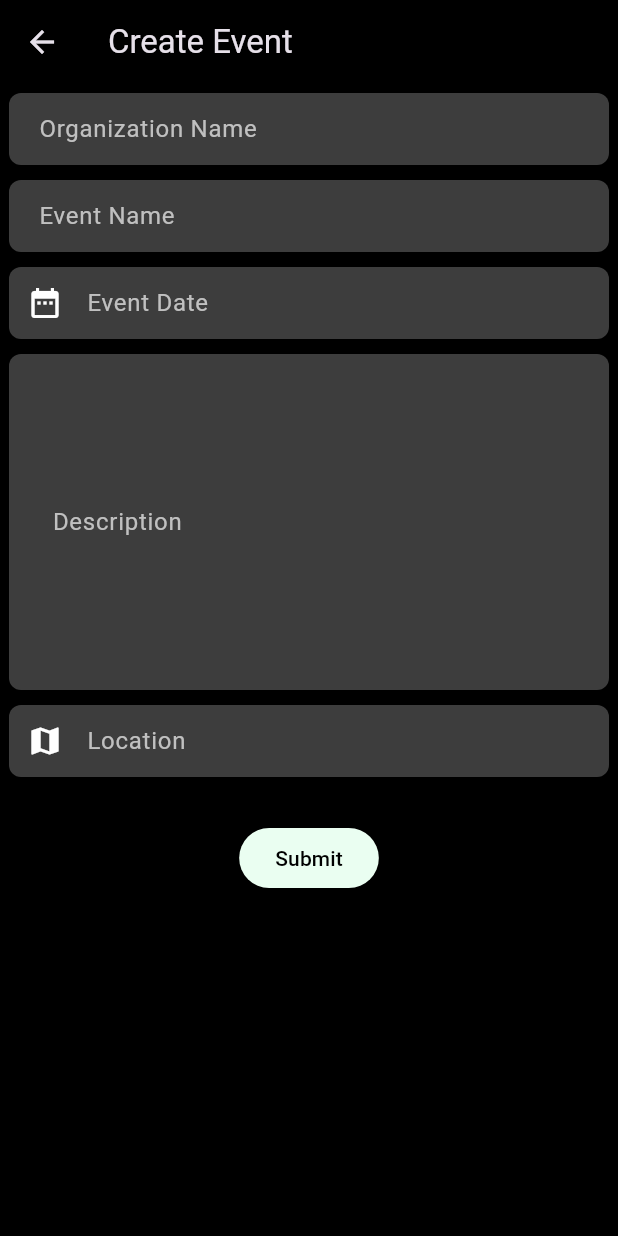
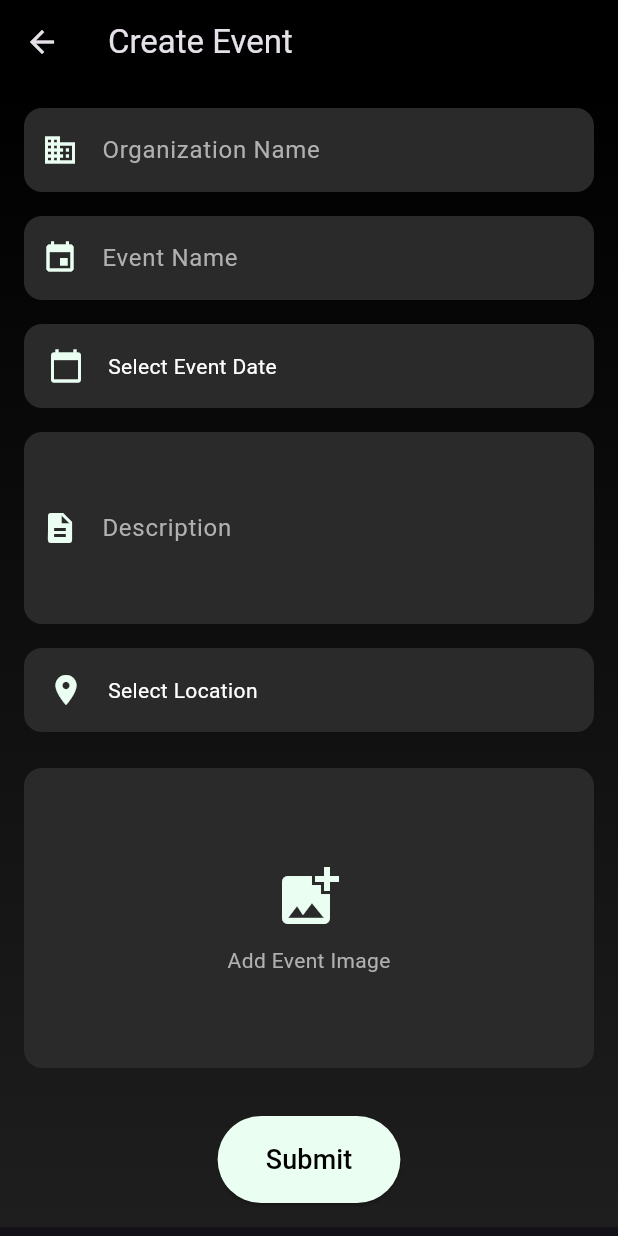
Before and after one commit to KavishkaSashmitha/civic_1, a Flutter app: the Form_Community screen opened directly, on a phone screen of 412 x 824 dp. Run offline on Flutter 3.47's test engine with Material 3 defaults, Android fonts, the phone set to English and light mode, and no system bars; our stand-ins replace cached_network_image, cloud_firestore, firebase_auth, firebase_core, firebase_storage, flutter_map and 6 more; accounts and stored records are empty; network calls fail.

```diff
--- a/lib/screens/Form_Community.dart
+++ b/lib/screens/Form_Community.dart
@@ -1,3 +1,4 @@
+import 'dart:io';
 import 'package:civic_1/screens/LocationPickerScreen.dart';
 import 'package:civic_1/services/community_service.dart';
 import 'package:flutter/material.dart';
@@ -5,6 +6,7 @@ import 'package:intl/intl.dart';
 import 'package:latlong2/latlong.dart';
 import 'package:civic_1/model/event.dart';
 import 'package:firebase_auth/firebase_auth.dart';
+import 'package:image_picker/image_picker.dart';
 
 class Form_Community extends StatefulWidget {
   @override
@@ -14,6 +16,7 @@ class Form_Community extends StatefulWidget {
 class _Form_CommunityState extends State<Form_Community> {
   DateTime? _selectedDate;
   LatLng? _selectedLocation;
+  File? _image;
 
   final TextEditingController _orgNameController = TextEditingController();
   final TextEditingController _eventNameController = TextEditingController();
@@ -55,7 +58,19 @@ class _Form_CommunityState extends State<Form_Community> {
       setState(() {
         _selectedLocation = pickedLocation;
         _locationController.text =
-            'Lat: ${pickedLocation.latitude}, Lng: ${pickedLocation.longitude}';
+            'Lat: ${pickedLocation.latitude.toStringAsFixed(4)}, Lng: ${pickedLocation.longitude.toStringAsFixed(4)}';
+      });
+    }
+  }
+
+  Future<void> _pickImage() async {
+    final ImagePicker _picker = ImagePicker();
+    final XFile? pickedFile =
+        await _picker.pickImage(source: ImageSource.gallery);
+
+    if (pickedFile != null) {
+      setState(() {
+        _image = File(pickedFile.path);
       });
     }
   }
@@ -67,8 +82,16 @@ class _Form_CommunityState extends State<Form_Community> {
         title: Text('Create Event'),
         backgroundColor: Colors.black,
       ),
-      body: Padding(
-        padding: EdgeInsets.all(6.0),
+      body: Container(
+        decoration: BoxDecoration(
+          gradient: LinearGradient(
+            begin: Alignment.topCenter,
+            end: Alignment.bottomCenter,
+            colors: [Colors.black, Color(0xFF1E1E1E)],
+          ),
+        ),
+        child: Padding(
+          padding: EdgeInsets.all(16.0),
           child: SingleChildScrollView(
             child: Column(
               crossAxisAlignment: CrossAxisAlignment.start,
@@ -76,31 +99,40 @@ class _Form_CommunityState extends State<Form_Community> {
                 _buildTextField(
                   controller: _orgNameController,
                   labelText: 'Organization Name',
+                  icon: Icons.business,
                 ),
-              SizedBox(height: 10),
+                SizedBox(height: 16),
                 _buildTextField(
                   controller: _eventNameController,
                   labelText: 'Event Name',
+                  icon: Icons.event,
                 ),
-              SizedBox(height: 10),
+                SizedBox(height: 16),
                 _buildDatePickerField(context),
-              SizedBox(height: 10),
+                SizedBox(height: 16),
                 _buildTextField(
                   controller: _descriptionController,
                   labelText: 'Description',
-                maxLines: 8,
-                padding: EdgeInsets.symmetric(horizontal: 25.0, vertical: 16.0),
+                  maxLines: 4,
+                  icon: Icons.description,
                 ),
-              SizedBox(height: 10),
+                SizedBox(height: 16),
                 _buildLocationPickerField(context),
-              SizedBox(height: 30),
+                SizedBox(height: 24),
+                _buildImagePicker(),
+                SizedBox(height: 32),
                 Center(
                   child: ElevatedButton(
                     onPressed: _handleSubmit,
-                  child: Text('Submit'),
+                    child: Text('Submit', style: TextStyle(fontSize: 18)),
                     style: ElevatedButton.styleFrom(
                       foregroundColor: Colors.black,
                       backgroundColor: Color(0xFFEAFEF1),
+                      padding:
+                          EdgeInsets.symmetric(horizontal: 32, vertical: 16),
+                      shape: RoundedRectangleBorder(
+                        borderRadius: BorderRadius.circular(30),
+                      ),
                     ),
                   ),
                 ),
@@ -108,31 +140,33 @@ class _Form_CommunityState extends State<Form_Community> {
             ),
           ),
         ),
-      backgroundColor: Colors.black,
+      ),
     );
   }
 
   Widget _buildTextField({
     required TextEditingController controller,
     required String labelText,
+    required IconData icon,
     int maxLines = 1,
-    EdgeInsetsGeometry padding = const EdgeInsets.symmetric(horizontal: 16.0),
   }) {
     return Container(
       decoration: BoxDecoration(
-        color: Color(0xFF3D3D3D),
-        borderRadius: BorderRadius.circular(8.0),
+        color: Color(0xFF2A2A2A),
+        borderRadius: BorderRadius.circular(12.0),
       ),
       child: TextField(
         controller: controller,
         decoration: InputDecoration(
           labelText: labelText,
-          labelStyle: TextStyle(color: Color(0xFFC0C0C0)),
+          labelStyle: TextStyle(color: Color(0xFFB0B0B0)),
+          prefixIcon: Icon(icon, color: Color(0xFFEAFEF1)),
           border: OutlineInputBorder(
-            borderRadius: BorderRadius.circular(8.0),
+            borderRadius: BorderRadius.circular(12.0),
             borderSide: BorderSide.none,
           ),
-          contentPadding: padding,
+          contentPadding:
+              EdgeInsets.symmetric(horizontal: 16.0, vertical: 16.0),
         ),
         style: TextStyle(color: Colors.white),
         maxLines: maxLines,
@@ -141,56 +175,87 @@ class _Form_CommunityState extends State<Form_Community> {
   }
 
   Widget _buildDatePickerField(BuildContext context) {
-    return Container(
+    return GestureDetector(
+      onTap: () => _selectDate(context),
+      child: Container(
         decoration: BoxDecoration(
-        color: Color(0xFF3D3D3D),
-        borderRadius: BorderRadius.circular(8.0),
+          color: Color(0xFF2A2A2A),
+          borderRadius: BorderRadius.circular(12.0),
         ),
-      child: TextField(
-        decoration: InputDecoration(
-          labelText: 'Event Date',
-          labelStyle: TextStyle(color: Color(0xFFC0C0C0)),
-          prefixIcon: Icon(Icons.date_range, color: Colors.white),
-          border: OutlineInputBorder(
-            borderRadius: BorderRadius.circular(8.0),
-            borderSide: BorderSide.none,
+        child: Padding(
+          padding: EdgeInsets.symmetric(horizontal: 16.0, vertical: 16.0),
+          child: Row(
+            children: [
+              Icon(Icons.calendar_today, color: Color(0xFFEAFEF1)),
+              SizedBox(width: 16),
+              Text(
+                _selectedDate != null
+                    ? DateFormat('yyyy-MM-dd').format(_selectedDate!)
+                    : 'Select Event Date',
+                style: TextStyle(color: Colors.white),
               ),
-          contentPadding: EdgeInsets.symmetric(horizontal: 16.0),
+            ],
           ),
-        style: TextStyle(color: Colors.white),
-        keyboardType: TextInputType.datetime,
-        onTap: () => _selectDate(context),
-        readOnly: true,
-        controller: TextEditingController(
-          text: _selectedDate != null
-              ? DateFormat('yyyy-MM-dd').format(_selectedDate!)
-              : '',
         ),
       ),
     );
   }
 
   Widget _buildLocationPickerField(BuildContext context) {
-    return Container(
+    return GestureDetector(
+      onTap: () => _selectLocation(context),
+      child: Container(
         decoration: BoxDecoration(
-        color: Color(0xFF3D3D3D),
-        borderRadius: BorderRadius.circular(8.0),
+          color: Color(0xFF2A2A2A),
+          borderRadius: BorderRadius.circular(12.0),
         ),
-      child: TextField(
-        controller: _locationController,
-        decoration: InputDecoration(
-          labelText: 'Location',
-          labelStyle: TextStyle(color: Color(0xFFC0C0C0)),
-          prefixIcon: Icon(Icons.map, color: Colors.white),
-          border: OutlineInputBorder(
-            borderRadius: BorderRadius.circular(8.0),
-            borderSide: BorderSide.none,
+        child: Padding(
+          padding: EdgeInsets.symmetric(horizontal: 16.0, vertical: 16.0),
+          child: Row(
+            children: [
+              Icon(Icons.location_on, color: Color(0xFFEAFEF1)),
+              SizedBox(width: 16),
+              Expanded(
+                child: Text(
+                  _selectedLocation != null
+                      ? 'Lat: ${_selectedLocation!.latitude.toStringAsFixed(4)}, Lng: ${_selectedLocation!.longitude.toStringAsFixed(4)}'
+                      : 'Select Location',
+                  style: TextStyle(color: Colors.white),
                 ),
-          contentPadding: EdgeInsets.symmetric(horizontal: 16.0),
               ),
-        style: TextStyle(color: Colors.white),
-        readOnly: true,
-        onTap: () => _selectLocation(context),
+            ],
+          ),
+        ),
+      ),
+    );
+  }
+
+  Widget _buildImagePicker() {
+    return GestureDetector(
+      onTap: _pickImage,
+      child: Container(
+        height: 200,
+        decoration: BoxDecoration(
+          color: Color(0xFF2A2A2A),
+          borderRadius: BorderRadius.circular(12.0),
+        ),
+        child: _image != null
+            ? ClipRRect(
+                borderRadius: BorderRadius.circular(12.0),
+                child: Image.file(_image!, fit: BoxFit.cover),
+              )
+            : Center(
+                child: Column(
+                  mainAxisAlignment: MainAxisAlignment.center,
+                  children: [
+                    Icon(Icons.add_photo_alternate,
+                        color: Color(0xFFEAFEF1), size: 48),
+                    SizedBox(height: 8),
+                    Text('Add Event Image',
+                        style: TextStyle(color: Color(0xFFB0B0B0))),
+                  ],
+                ),
+              ),
       ),
     );
   }
@@ -201,12 +266,11 @@ class _Form_CommunityState extends State<Form_Community> {
         _selectedDate == null ||
         _selectedLocation == null) {
       ScaffoldMessenger.of(context).showSnackBar(
-        SnackBar(content: Text('Please fill in all fields.')),
+        SnackBar(content: Text('Please fill in all required fields.')),
       );
       return;
     }
 
-    // Get the logged user's ID
     final User? user = FirebaseAuth.instance.currentUser;
     if (user == null) {
       ScaffoldMessenger.of(context).showSnackBar(
@@ -216,7 +280,7 @@ class _Form_CommunityState extends State<Form_Community> {
     }
 
     final event = Event(
-      userId: user.uid, // Pass the logged user's ID
+      userId: user.uid,
       organizationName: _orgNameController.text,
       eventName: _eventNameController.text,
       description: _descriptionController.text,
@@ -226,14 +290,16 @@ class _Form_CommunityState extends State<Form_Community> {
     );
 
     final firebaseService = FirebaseService();
-    firebaseService.addEvent(event).then((_) {
+    try {
+      await firebaseService.addEvent(event, image: _image);
       ScaffoldMessenger.of(context).showSnackBar(
         SnackBar(content: Text('Event added successfully!')),
       );
-    }).catchError((error) {
+      // Clear form or navigate back
+    } catch (error) {
       ScaffoldMessenger.of(context).showSnackBar(
         SnackBar(content: Text('Error adding event: $error')),
       );
-    });
     }
   }
+}
--- a/lib/screens/MyEventsTab.dart
+++ b/lib/screens/MyEventsTab.dart
@@ -27,7 +27,7 @@ class _MyEventsTabState extends State<MyEventsTab> {
   @override
   Widget build(BuildContext context) {
     return Scaffold(
-      backgroundColor: const Color(0xFF3D3434),
+      backgroundColor: Colors.black,
       body: FutureBuilder<List<Event>>(
         future: _eventsFuture,
         builder: (context, snapshot) {
--- a/lib/services/community_service.dart
+++ b/lib/services/community_service.dart
@@ -1,12 +1,40 @@
+import 'dart:io';
+
 import 'package:cloud_firestore/cloud_firestore.dart';
 import 'package:civic_1/model/event.dart';
+import 'package:firebase_storage/firebase_storage.dart';
 
 class FirebaseService {
   final FirebaseFirestore _firestore = FirebaseFirestore.instance;
+  final FirebaseStorage _storage = FirebaseStorage.instance;
 
-  Future<void> addEvent(Event event) async {
+  Future<String> uploadImage(File image) async {
     try {
-      await _firestore.collection('events').add(event.toMap());
+      String fileName = DateTime.now().millisecondsSinceEpoch.toString();
+      Reference ref = _storage.ref().child('event_images/$fileName');
+      UploadTask uploadTask = ref.putFile(image);
+      TaskSnapshot taskSnapshot = await uploadTask;
+      String downloadUrl = await taskSnapshot.ref.getDownloadURL();
+      return downloadUrl;
+    } catch (e) {
+      print('Error uploading image: $e');
+      throw e;
+    }
+  }
+
+  Future<void> addEvent(Event event, {File? image}) async {
+    try {
+      String? imageUrl;
+      if (image != null) {
+        imageUrl = await uploadImage(image);
+      }
+
+      final eventData = event.toMap();
+      if (imageUrl != null) {
+        eventData['imageUrl'] = imageUrl;
+      }
+
+      await _firestore.collection('events').add(eventData);
       print('Event added successfully!');
     } catch (e) {
       print('Error adding event: $e');
@@ -63,7 +91,10 @@ class FirebaseService {
       }
 
       // Update the Firestore document
-    await _firestore.collection('events').doc(eventId).update(updatedEvent.toMap());
+      await _firestore
+          .collection('events')
+          .doc(eventId)
+          .update(updatedEvent.toMap());
 
       print('Event updated successfully!');
     } catch (e) {
@@ -71,5 +102,4 @@ class FirebaseService {
       throw e;
     }
   }
-
 }
```
Also changed, not shown: lib/model/event.dart (+48 -25 lines), lib/screens/EditEventPage.dart (+50 -17 lines), lib/screens/event_detail.dart (+64 -14 lines), pubspec.yaml (+3 -4 lines), pubspec.lock, 2 other files. Lines whose indentation alone changed are shown as unchanged.
